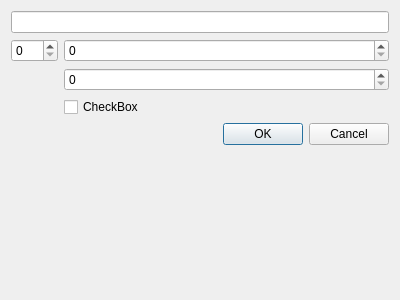
Above: MyQtApp/optiondialog.ui from tonadey/2025_20431425 before the change. Below: the same form after it.
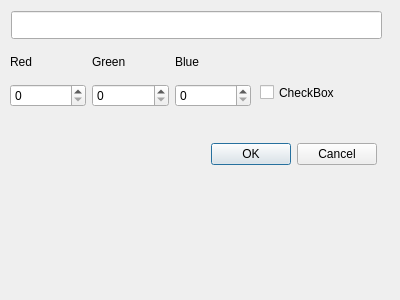
That is the form after the change.

```diff
--- a/MyQtApp/optiondialog.ui
+++ b/MyQtApp/optiondialog.ui
@@ -13,49 +13,99 @@
   <property name="windowTitle">
    <string>Dialog</string>
   </property>
-  <layout class="QFormLayout" name="formLayout">
-   <item row="0" column="0" colspan="2">
-    <widget class="QLineEdit" name="nameEdit"/>
-   </item>
-   <item row="2" column="0">
-    <widget class="QSpinBox" name="spinRed">
-     <property name="maximum">
-      <number>255</number>
-     </property>
-    </widget>
-   </item>
-   <item row="2" column="1">
-    <widget class="QSpinBox" name="spinGreen">
-     <property name="maximum">
-      <number>255</number>
-     </property>
-    </widget>
-   </item>
-   <item row="3" column="1">
-    <widget class="QSpinBox" name="spinBlue">
-     <property name="maximum">
-      <number>255</number>
-     </property>
-    </widget>
-   </item>
-   <item row="4" column="1">
-    <widget class="QCheckBox" name="visibleCheck">
-     <property name="text">
-      <string>CheckBox</string>
-     </property>
-    </widget>
-   </item>
-   <item row="5" column="0" colspan="2">
-    <widget class="QDialogButtonBox" name="buttonBox">
-     <property name="orientation">
-      <enum>Qt::Orientation::Horizontal</enum>
-     </property>
-     <property name="standardButtons">
-      <set>QDialogButtonBox::StandardButton::Cancel|QDialogButtonBox::StandardButton::Ok</set>
-     </property>
-    </widget>
-   </item>
-  </layout>
+  <widget class="QDialogButtonBox" name="buttonBox">
+   <property name="geometry">
+    <rect>
+     <x>210</x>
+     <y>140</y>
+     <width>167</width>
+     <height>29</height>
+    </rect>
+   </property>
+   <property name="orientation">
+    <enum>Qt::Orientation::Horizontal</enum>
+   </property>
+   <property name="standardButtons">
+    <set>QDialogButtonBox::StandardButton::Cancel|QDialogButtonBox::StandardButton::Ok</set>
+   </property>
+  </widget>
+  <widget class="QLineEdit" name="nameEdit">
+   <property name="geometry">
+    <rect>
+     <x>11</x>
+     <y>11</y>
+     <width>371</width>
+     <height>28</height>
+    </rect>
+   </property>
+  </widget>
+  <widget class="QCheckBox" name="visibleCheck">
+   <property name="geometry">
+    <rect>
+     <x>260</x>
+     <y>80</y>
+     <width>92</width>
+     <height>25</height>
+    </rect>
+   </property>
+   <property name="text">
+    <string>CheckBox</string>
+   </property>
+  </widget>
+  <widget class="QWidget" name="">
+   <property name="geometry">
+    <rect>
+     <x>10</x>
+     <y>46</y>
+     <width>241</width>
+     <height>61</height>
+    </rect>
+   </property>
+   <layout class="QGridLayout" name="gridLayout">
+    <item row="0" column="0">
+     <widget class="QLabel" name="label">
+      <property name="text">
+       <string>Red</string>
+      </property>
+     </widget>
+    </item>
+    <item row="0" column="1">
+     <widget class="QLabel" name="label_2">
+      <property name="text">
+       <string>Green</string>
+      </property>
+     </widget>
+    </item>
+    <item row="0" column="2">
+     <widget class="QLabel" name="label_3">
+      <property name="text">
+       <string>Blue</string>
+      </property>
+     </widget>
+    </item>
+    <item row="1" column="0">
+     <widget class="QSpinBox" name="spinRed">
+      <property name="maximum">
+       <number>255</number>
+      </property>
+     </widget>
+    </item>
+    <item row="1" column="1">
+     <widget class="QSpinBox" name="spinGreen">
+      <property name="maximum">
+       <number>255</number>
+      </property>
+     </widget>
+    </item>
+    <item row="1" column="2">
+     <widget class="QSpinBox" name="spinBlue">
+      <property name="maximum">
+       <number>255</number>
+      </property>
+     </widget>
+    </item>
+   </layout>
+  </widget>
  </widget>
  <resources/>
  <connections>
```
